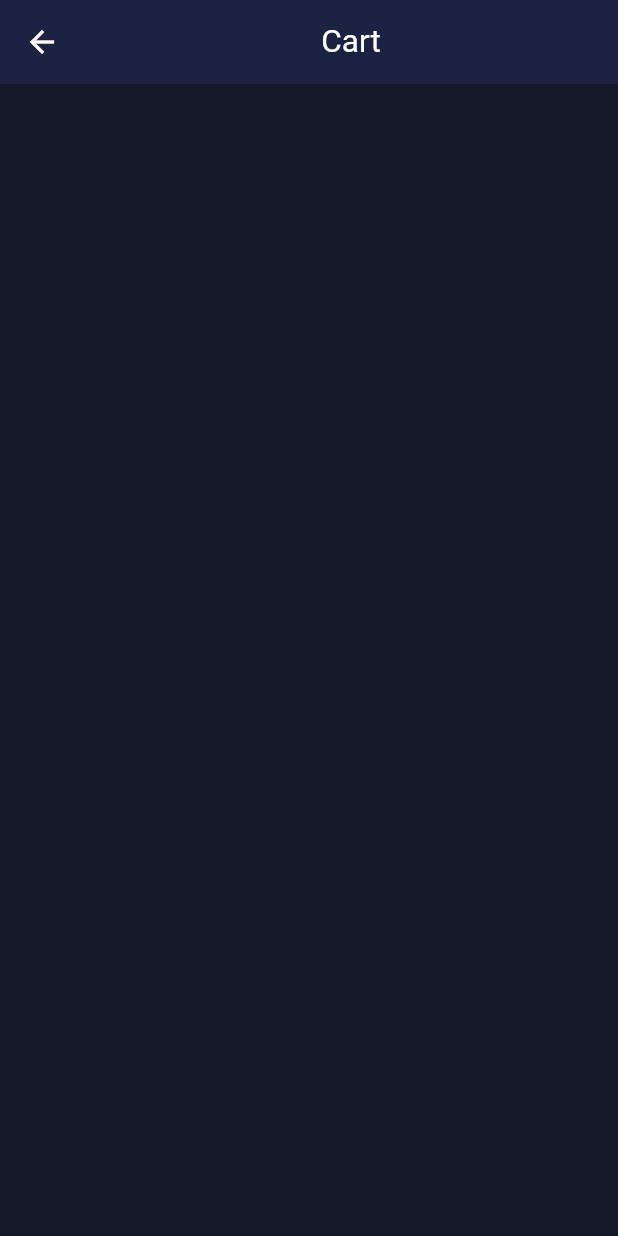
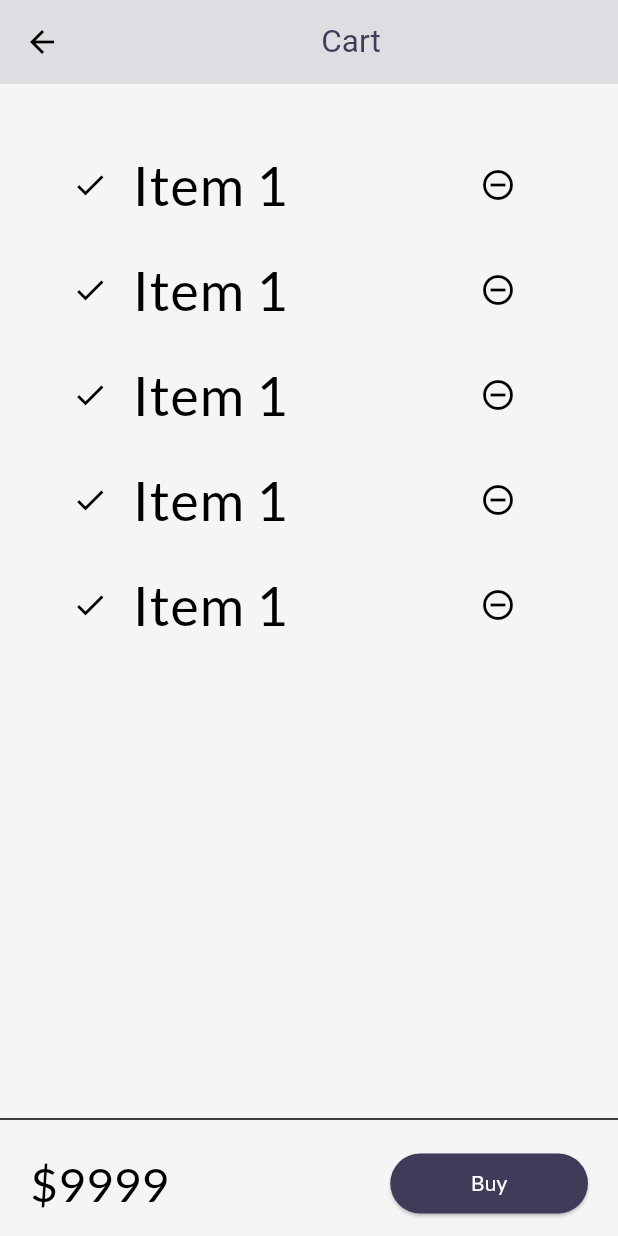
Before and after one commit to Amartyakaushik/Tech_Cart, a Flutter app: the screen it shows after launch, after a tap on an icon or button, on a phone screen of 412 x 824 dp. Run offline on Flutter 3.47's test engine with Material 3 defaults, Android fonts, the phone set to English and light mode, and no system bars; our stand-ins replace google_fonts, velocity_x; network calls fail.

Commit message:
Modified Cart Page with placing Placeholder and ScaffoldMessenger while buying.

```diff
--- a/lib/main.dart
+++ b/lib/main.dart
@@ -17,7 +17,7 @@ class MyApp extends StatelessWidget {
 
     return MaterialApp(
       // home: HomePage(),
-      themeMode: ThemeMode.dark,
+      themeMode: ThemeMode.light,
       theme: MyTheme.lightTheme(context),
       darkTheme: MyTheme.darkTheme(context),
       debugShowCheckedModeBanner: false, // to remove the debug signature from top right corner
--- a/lib/models/catalog.dart
+++ b/lib/models/catalog.dart
@@ -1,14 +1,10 @@
 class CatalogModel{
   static List<Item>? items;
-    // Item(
-    //     id: 1,
-    //     name: "iPhone 12 Pro",
-    //     desc: "Apple iPhone 12th generation",
-    //     price: 999,
-    //     color: "#33505a",
-    //     image:
-    //     "https://rukminim2.flixcart.com/image/850/1000/xif0q/mobile/z/g/n/-original-imah28sqpattzfyp.jpeg?q=90&crop=false"
-    // )
+
+  // method to get item by id
+  static Item? getById(int id) => items?.firstWhere((element) => element == id, orElse: null);
+  // method to get item by position
+  static Item? getByPosition(int pos) => items?[pos];
 
 }
 
--- a/lib/pages/cart_page.dart
+++ b/lib/pages/cart_page.dart
@@ -1,5 +1,4 @@
 import 'package:flutter/material.dart';
-import 'package:tech_cart/widget/themes.dart';
 import 'package:velocity_x/velocity_x.dart';
 
 class CartPage extends StatelessWidget {
@@ -14,6 +13,67 @@ class CartPage extends StatelessWidget {
         // iconTheme: IconThemeData(color: Colors.black),
         backgroundColor: Colors.transparent,
       ),
+      body: Column(
+        children: [
+          _CartList().p32().expand(),
+          Divider(),
+          _CartTotal(),
+        ],
+      ),
     );
   }
 }
+
+class _CartList extends StatefulWidget {
+  const _CartList({super.key});
+
+  @override
+  State<_CartList> createState() => _CartListState();
+}
+
+class _CartListState extends State<_CartList> {
+  @override
+  Widget build(BuildContext context) {
+    return ListView.builder(
+        itemCount: 5,
+        itemBuilder: (context, index) =>
+          ListTile(
+            leading: Icon(Icons.done),
+            trailing: IconButton(
+                onPressed: ()=>{},
+                icon: Icon(Icons.remove_circle_outline)),
+            title: "Item 1".text.xl4.make(),
+          ));
+  }
+}
+
+class _CartTotal extends StatelessWidget {
+  const _CartTotal({super.key});
+
+  @override
+  Widget build(BuildContext context) {
+    return SizedBox(
+      height: 70,
+      child: Row(
+        mainAxisAlignment: MainAxisAlignment.spaceBetween,
+        children: [
+          "\$9999".text.xl4.make(),
+
+          ElevatedButton(
+            onPressed: (){
+              ScaffoldMessenger.of(context).showSnackBar(SnackBar(content: "Buying is not option yet!".text.make(),));
+            },
+            style: ButtonStyle(
+                backgroundColor: MaterialStateProperty.all(
+                    (context.theme.colorScheme.primary) // for button color
+                ),
+                shape: MaterialStateProperty.all(
+                  StadiumBorder(),
+                )),
+            child: "Buy".text.color(Colors.white).make(),
+          ).w32(context)
+        ],
+      ).px20(),
+    );
+  }
+}
--- a/lib/pages/homeWidget/catalog_item.dart
+++ b/lib/pages/homeWidget/catalog_item.dart
@@ -6,7 +6,7 @@ import '../../widget/themes.dart';
 import 'catalog_image.dart';
 
 class CatalogItem extends StatelessWidget {
-  final Item catalog;
+  final Item? catalog;
   const CatalogItem({super.key, required this.catalog});
 
   @override
@@ -14,19 +14,19 @@ class CatalogItem extends StatelessWidget {
     return VxBox(
         child: Row(
           children: [
-            CatalogImage(image : catalog.image),
+            CatalogImage(image : catalog!.image),
             Expanded(child: Column(
               crossAxisAlignment: CrossAxisAlignment.start,
               mainAxisAlignment: MainAxisAlignment.center,
               children: [
-                catalog.name.text.lg.color(context.theme.colorScheme.secondary).bold.make(), // accent color
-                catalog.desc.text.textStyle(context.captionStyle).make(),
+                catalog!.name.text.lg.color(context.theme.colorScheme.secondary).bold.make(), // accent color
+                catalog!.desc.text.textStyle(context.captionStyle).make(),
                 28.heightBox,
                 ButtonBar(
                   alignment: MainAxisAlignment.spaceBetween,
                   buttonPadding: EdgeInsets.zero,
                   children: [
-                    "\$${catalog.price}".text.bold.xl.make(),
+                    "\$${catalog!.price}".text.bold.xl.make(),
                     ElevatedButton(
                       onPressed: (){},
                       style: ButtonStyle(
--- a/lib/pages/homeWidget/catalog_list.dart
+++ b/lib/pages/homeWidget/catalog_list.dart
@@ -11,7 +11,8 @@ class CatalogList extends StatelessWidget {
     return ListView.builder(
       shrinkWrap: true,
       itemBuilder: (context, index){
-        final catalog = CatalogModel.items![index];
+        final catalog = CatalogModel.getByPosition(index);
+        // final catalog = CatalogModel.items![index];
         return InkWell(
           onTap: () => Navigator.push(
               context,
--- a/lib/pages/home_detail_page.dart
+++ b/lib/pages/home_detail_page.dart
@@ -5,7 +5,7 @@ import 'package:velocity_x/velocity_x.dart';
 import '../models/catalog.dart';
 
 class HomeDetailPage extends StatelessWidget {
-  final Item catalog;
+  final Item? catalog;
   const HomeDetailPage({super.key, required this.catalog});
 
   @override
@@ -24,7 +24,7 @@ class HomeDetailPage extends StatelessWidget {
           alignment: MainAxisAlignment.spaceBetween,
           buttonPadding: EdgeInsets.zero,
           children: [
-            "\$${catalog.price}".text.bold.xl2.red800.make(),
+            "\$${catalog?.price}".text.bold.xl2.red800.make(),
             ElevatedButton(
               onPressed: (){},
               style: ButtonStyle(
@@ -44,7 +44,7 @@ class HomeDetailPage extends StatelessWidget {
         child: Column(
           children: [
             Hero(
-                tag: Key(catalog.id.toString()),
+                tag: Key(catalog!.id.toString()),
                 child: Container(
                   color: context.canvasColor,
                   // decoration: BoxDecoration(
@@ -52,7 +52,7 @@ class HomeDetailPage extends StatelessWidget {
                     // backgroundBlendMode:
                   // ),
                   child: Image.network(
-                    catalog.image,
+                    catalog!.image,
                   fit: BoxFit.cover,
                   // color: Colors.white.withOpacity(0.9),
                   // colorBlendMode: BlendMode.multiply,
@@ -67,8 +67,8 @@ class HomeDetailPage extends StatelessWidget {
                       width: context.screenWidth, color: context.cardColor,
                       child: Column(
                         children: [
-                          catalog.name.text.lg.color(context.theme.colorScheme.secondary).bold.make(),
-                          catalog.desc.text.textStyle(context.captionStyle).xl.make(),
+                          catalog!.name.text.lg.color(context.theme.colorScheme.secondary).bold.make(),
+                          catalog!.desc.text.textStyle(context.captionStyle).xl.make(),
                           10.heightBox,
                           "Lorem Ipsum is simply dummy text of the printing and typesetting industry. Lorem Ipsum has been the industry's standard dummy text ever since the 1500s, when an unknown printer took a galley of type and scrambled it to make a type specimen book. It has survived not only five centuries, but also the leap into .".text.textStyle(context.captionStyle).make().p16(),
                         ],
--- a/pubspec.yaml
+++ b/pubspec.yaml
@@ -36,6 +36,7 @@ dependencies:
   cupertino_icons: ^1.0.8
   google_fonts: ^6.2.1
   velocity_x: ^4.1.2
+  path_provider: ^2.1.2  # path provider to encounter the issue of sdk xml version
 
 
 dev_dependencies:
```
Also changed, not shown: pubspec.lock, 1 other file.
